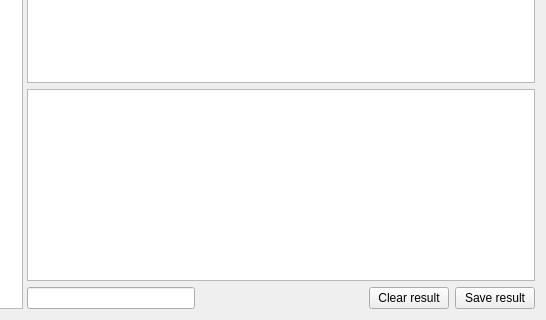
Old version of the form dialogsignatures.ui in the repository horsicq/die_widget; both pictures show x 301 to 847 and y 363 to 683 of the 847 by 683 pixel window.
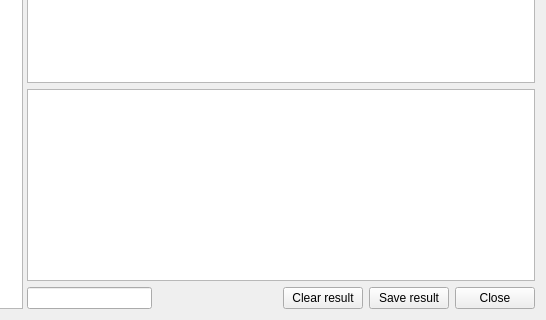
New version of the form. Custom widgets are drawn as their Qt base class.

```diff
--- a/dialogsignatures.ui
+++ b/dialogsignatures.ui
@@ -214,6 +214,13 @@
            </property>
           </widget>
          </item>
+         <item>
+          <widget class="QPushButton" name="pushButtonClose">
+           <property name="text">
+            <string>Close</string>
+           </property>
+          </widget>
+         </item>
         </layout>
        </item>
       </layout>
```
